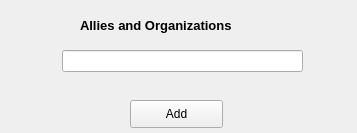
Before: the Qt Designer form forms/ui_forms/allies_form.ui in ericmullally/dnd_tracker, drawn with Qt 5.
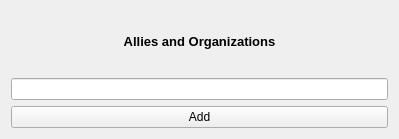
After: the same form once the commit is applied.

The edit to the form file:
```diff
--- a/forms/ui_forms/allies_form.ui
+++ b/forms/ui_forms/allies_form.ui
@@ -6,35 +6,16 @@
    <rect>
     <x>0</x>
     <y>0</y>
-    <width>357</width>
-    <height>133</height>
+    <width>399</width>
+    <height>139</height>
    </rect>
   </property>
   <property name="windowTitle">
    <string>Form</string>
   </property>
-  <widget class="QPushButton" name="allies_submit_button">
-   <property name="geometry">
-    <rect>
-     <x>130</x>
-     <y>100</y>
-     <width>93</width>
-     <height>28</height>
-    </rect>
-   </property>
-   <property name="text">
-    <string>Add</string>
-   </property>
-  </widget>
+  <layout class="QGridLayout" name="gridLayout">
+   <item row="0" column="0">
   <widget class="QLabel" name="label">
-   <property name="geometry">
-    <rect>
-     <x>80</x>
-     <y>10</y>
-     <width>231</width>
-     <height>31</height>
-    </rect>
-   </property>
    <property name="font">
     <font>
      <pointsize>10</pointsize>
@@ -45,17 +26,22 @@
    <property name="text">
     <string>Allies and Organizations</string>
    </property>
-  </widget>
-  <widget class="QLineEdit" name="allies_edit">
-   <property name="geometry">
-    <rect>
-     <x>62</x>
-     <y>50</y>
-     <width>241</width>
-     <height>22</height>
-    </rect>
-   </property>
-  </widget>
+     <property name="alignment">
+      <set>Qt::AlignCenter</set>
+     </property>
+    </widget>
+   </item>
+   <item row="1" column="0">
+    <widget class="QLineEdit" name="allies_edit"/>
+   </item>
+   <item row="2" column="0">
+    <widget class="QPushButton" name="allies_submit_button">
+     <property name="text">
+      <string>Add</string>
+     </property>
+    </widget>
+   </item>
+  </layout>
  </widget>
  <resources/>
  <connections/>
```
Lines whose indentation alone changed are shown as unchanged.
